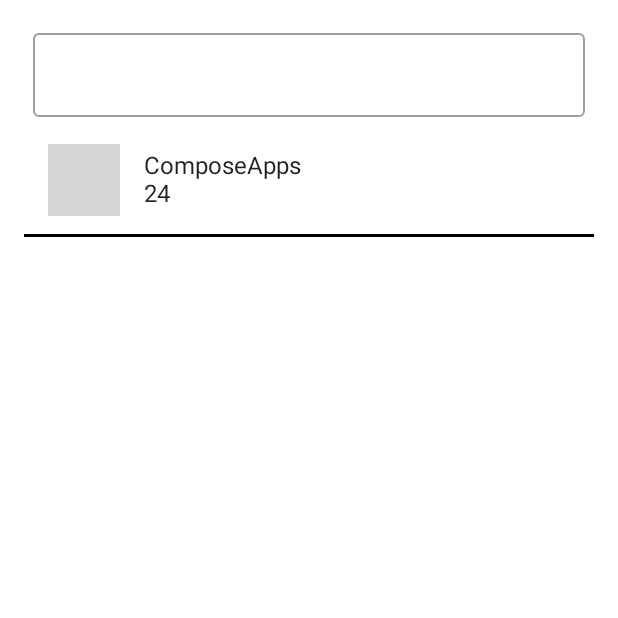
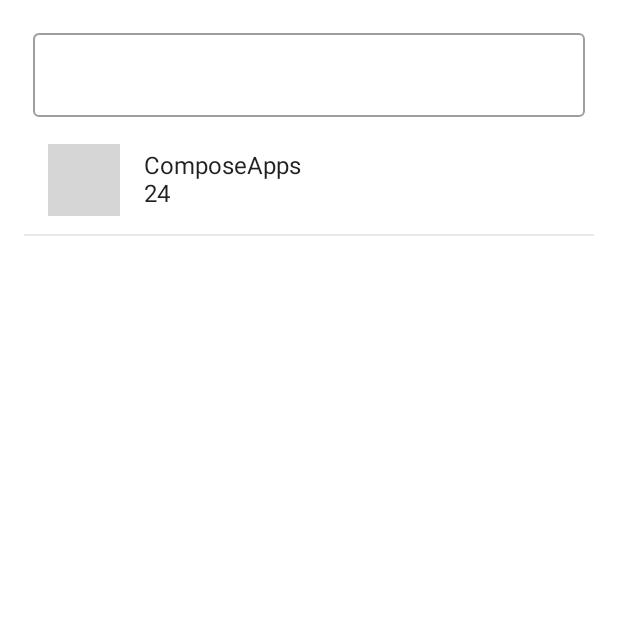
Before and after one commit to Tornaco/ComposeAppsDemo, an Android app built with Jetpack Compose: the screen it shows after launch (MainActivity), after a tap on "ComposeApps", on a phone screen of 412 x 824 dp, the top half of it. Run offline under Robolectric (Android 15) with nearby library versions, the phone set to English and light mode, and no system bars; 6 statements that could not run were skipped; grey boxes are pictures that could not be loaded.

Commit message:
Add a theme attr for divider

```diff
--- a/app/src/main/java/tw/app/MainActivity.kt
+++ b/app/src/main/java/tw/app/MainActivity.kt
@@ -14,7 +14,6 @@ import androidx.compose.material.*
 import androidx.compose.runtime.*
 import androidx.compose.ui.Alignment
 import androidx.compose.ui.Modifier
-import androidx.compose.ui.graphics.Color
 import androidx.compose.ui.graphics.asImageBitmap
 import androidx.compose.ui.platform.LocalContext
 import androidx.compose.ui.text.TextRange
@@ -34,6 +33,7 @@ import coil.compose.LocalImageLoader
 import coil.compose.rememberImagePainter
 import coil.transform.CircleCropTransformation
 import tw.app.ui.theme.ComposeAppsTheme
+import tw.app.ui.theme.dividerColor
 import tw.app.viewmodel.App
 import tw.app.viewmodel.AppViewModel
 import tw.app.viewmodel.UiState
@@ -176,9 +176,9 @@ fun AppList(uiState: State<UiState>, onItemClick: (App) -> Unit) {
                     })
                     Spacer(
                         modifier = Modifier
-                            .background(Color.Black)
+                            .background(MaterialTheme.dividerColor)
                             .fillMaxWidth()
-                            .height(2.dp)
+                            .height(1.dp)
                     )
                 }
             }
--- a/app/src/main/java/tw/app/ui/theme/Color.kt
+++ b/app/src/main/java/tw/app/ui/theme/Color.kt
@@ -6,3 +6,4 @@ val Purple200 = Color(0xFFBB86FC)
 val Purple500 = Color(0xFF6200EE)
 val Purple700 = Color(0xFF3700B3)
 val Teal200 = Color(0xFF03DAC5)
+val GRAY500 = Color(0xFFEAEAEA)
--- a/app/src/main/java/tw/app/ui/theme/Theme.kt
+++ b/app/src/main/java/tw/app/ui/theme/Theme.kt
@@ -5,6 +5,9 @@ import androidx.compose.material.MaterialTheme
 import androidx.compose.material.darkColors
 import androidx.compose.material.lightColors
 import androidx.compose.runtime.Composable
+import androidx.compose.runtime.CompositionLocalProvider
+import androidx.compose.runtime.ReadOnlyComposable
+import androidx.compose.runtime.staticCompositionLocalOf
 
 private val DarkColorPalette = darkColors(
     primary = Purple200,
@@ -27,10 +30,24 @@ private val LightColorPalette = lightColors(
     */
 )
 
+
+var LocalDividerColor = staticCompositionLocalOf {
+    GRAY500
+}
+
+val MaterialTheme.dividerColor
+    @Composable
+    @ReadOnlyComposable
+    get() = LocalDividerColor.current
+
+
 @Composable
 fun ComposeAppsTheme(
     darkTheme: Boolean = isSystemInDarkTheme(),
     content: @Composable() () -> Unit
+) {
+    CompositionLocalProvider(
+        LocalDividerColor provides GRAY500
     ) {
         val colors = if (darkTheme) {
             DarkColorPalette
@@ -45,3 +62,6 @@ fun ComposeAppsTheme(
             content = content
         )
     }
+
+
+}
```
Lines whose indentation alone changed are shown as unchanged.
